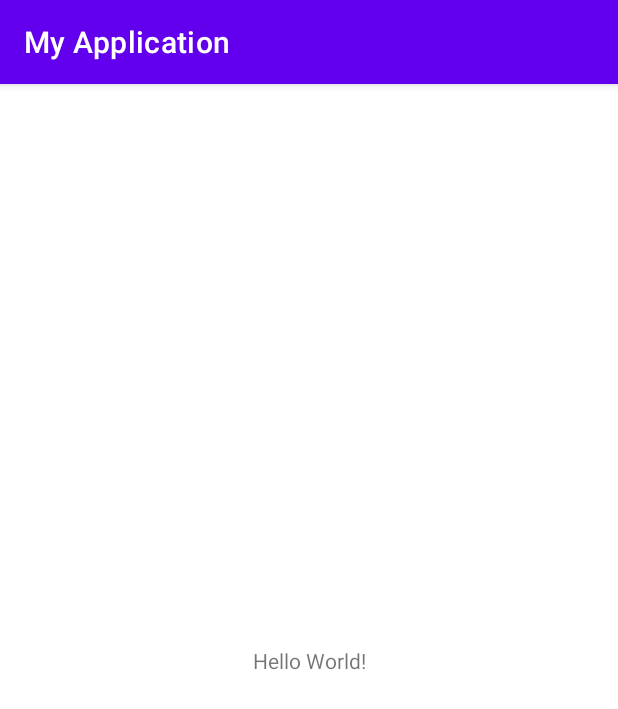
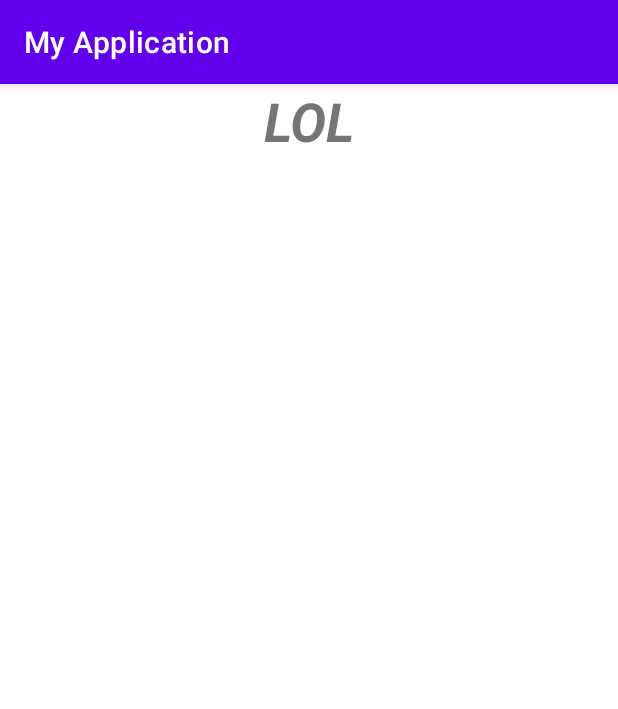
Before and after one commit to Ross-J/HelloWorld_CSC250_Spring2021, an Android app: the screen it shows after launch (MainActivity), on a phone screen of 412 x 824 dp. Shown: the top 709 px of the screen. Run offline under Robolectric (Android 15) with nearby library versions, the phone set to English and light mode, and no system bars.

Commit message:
made update

```diff
--- a/app/src/main/res/layout/activity_main.xml
+++ b/app/src/main/res/layout/activity_main.xml
@@ -1,18 +1,19 @@
 <?xml version="1.0" encoding="utf-8"?>
-<androidx.constraintlayout.widget.ConstraintLayout xmlns:android="http://schemas.android.com/apk/res/android"
+<LinearLayout xmlns:android="http://schemas.android.com/apk/res/android"
     xmlns:app="http://schemas.android.com/apk/res-auto"
     xmlns:tools="http://schemas.android.com/tools"
     android:layout_width="match_parent"
     android:layout_height="match_parent"
+    android:gravity="center|center_vertical|fill_vertical"
+    android:orientation="vertical"
     tools:context=".MainActivity">
 
     <TextView
-        android:layout_width="wrap_content"
+        android:layout_width="match_parent"
         android:layout_height="wrap_content"
-        android:text="Hello World!"
-        app:layout_constraintBottom_toBottomOf="parent"
-        app:layout_constraintLeft_toLeftOf="parent"
-        app:layout_constraintRight_toRightOf="parent"
-        app:layout_constraintTop_toTopOf="parent" />
+        android:gravity="center"
+        android:text="LOL"
+        android:textSize="36sp"
+        android:textStyle="bold|italic" />
 
-</androidx.constraintlayout.widget.ConstraintLayout>
+</LinearLayout>
```
